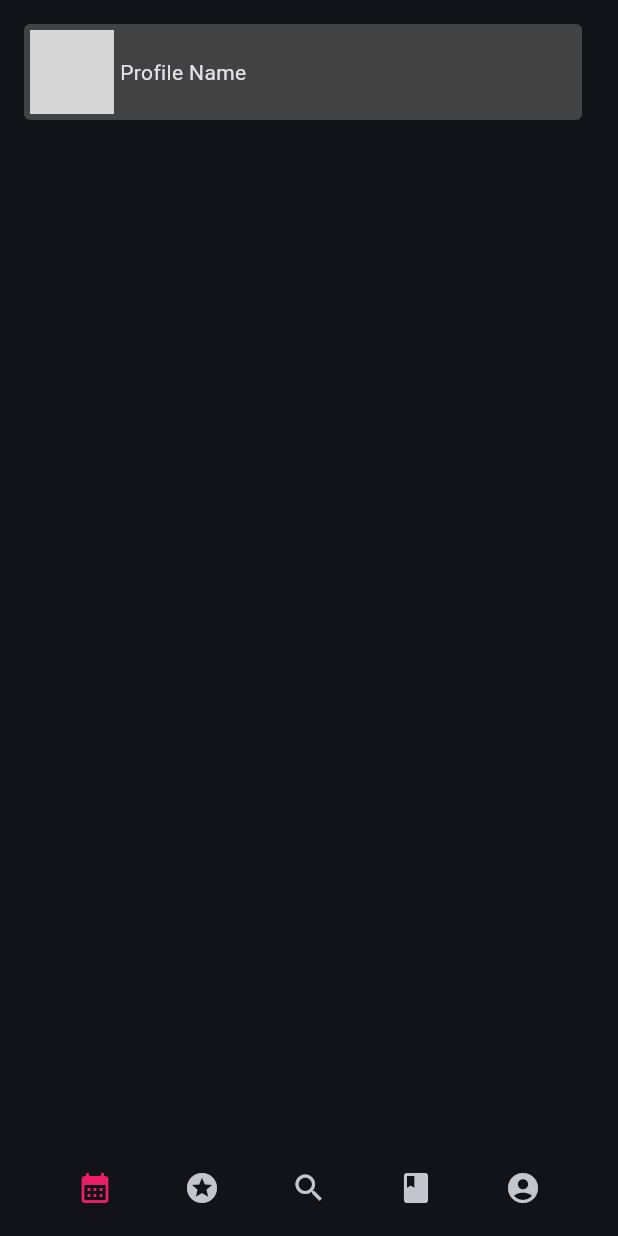
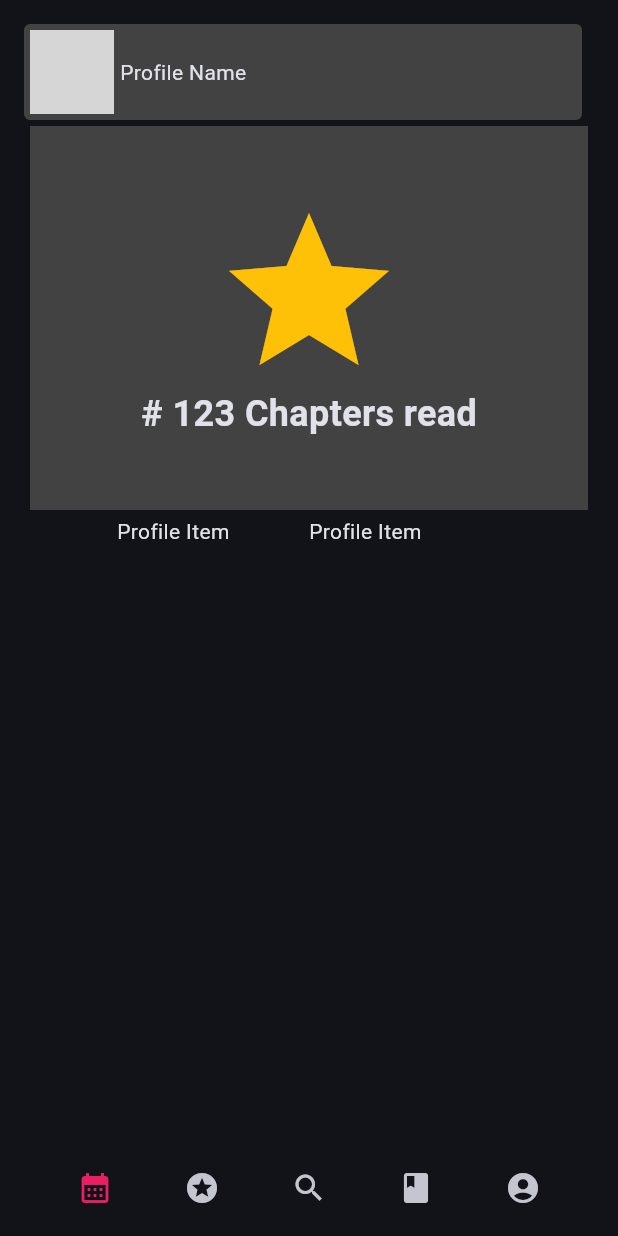
Before and after one commit to Caresle-Archive/manga_minus, a Flutter app: the screen it shows after launch, item 2 of the bottom bar chosen, on a phone screen of 412 x 824 dp. Run offline on Flutter 3.47's test engine with Material 2 defaults, Android fonts, the light colour scheme and no system bars; network calls fail; grey boxes are pictures that could not be loaded.

Commit message:
Start with the grid of stats in profile

```diff
--- a/lib/main.dart
+++ b/lib/main.dart
@@ -1,7 +1,6 @@
 import 'package:flutter/material.dart';
 import 'package:manga_minus/config/theme/app_theme.dart';
 import 'package:manga_minus/screens/screen_home.dart';
-import 'package:manga_minus/widgets/navigation/navigation_menu.dart';
 
 void main() => runApp(const MyApp());
 
--- a/lib/screens/screen_profile.dart
+++ b/lib/screens/screen_profile.dart
@@ -1,5 +1,7 @@
 import 'package:flutter/material.dart';
 import 'package:manga_minus/widgets/navigation/navigation_menu.dart';
+import 'package:manga_minus/widgets/profile/profile_grid.dart';
+import 'package:manga_minus/widgets/profile/profile_options.dart';
 import 'package:manga_minus/widgets/profile/profile_title.dart';
 
 class ScreenProfile extends StatelessWidget {
@@ -9,10 +11,12 @@ class ScreenProfile extends StatelessWidget {
   Widget build(BuildContext context) {
     return const Scaffold(
       bottomNavigationBar: NavigationMenu(),
-      body: SafeArea(
-        child: Padding(
-          padding: EdgeInsets.all(16.0),
-          child: _ScreenContent(),
+      body: SingleChildScrollView(
+        child: SafeArea(
+          child: Padding(
+            padding: EdgeInsets.all(16.0),
+            child: _ScreenContent(),
+          ),
         ),
       ),
     );
@@ -26,11 +30,9 @@ class _ScreenContent extends StatelessWidget {
   Widget build(BuildContext context) {
     return const Column(
       children: [
-        Row(
-          children: [
-            ProfileTitle()
-          ],
-        )
+        ProfileTitle(),
+        ProfileOptions(),
+        ProfileGrid()
       ],
     );
   }
--- a/lib/widgets/navigation/navigation_item.dart
+++ b/lib/widgets/navigation/navigation_item.dart
@@ -11,7 +11,7 @@ class NavigationItem extends StatelessWidget {
     this.selected = false
   });
 
-  void Function()? goToProfile(context) {
+  void goToProfile(context) {
     Navigator.of(context).push(
       MaterialPageRoute(builder: (context) => const ScreenProfile(),)
     );
--- /dev/null
+++ b/lib/widgets/profile/profile_grid.dart
@@ -0,0 +1,21 @@
+import 'package:flutter/material.dart';
+import 'package:manga_minus/widgets/profile/profile_item.dart';
+
+class ProfileGrid extends StatelessWidget {
+  const ProfileGrid({super.key});
+
+  @override
+  Widget build(BuildContext context) {
+    return SizedBox(
+      width: 256,
+      height: 256,
+      child: GridView.count(
+        crossAxisCount: 2,
+        children: const <Widget>[
+          ProfileItem(),
+          ProfileItem(),
+        ],
+      ),
+    );
+  }
+}
--- /dev/null
+++ b/lib/widgets/profile/profile_item.dart
@@ -0,0 +1,10 @@
+import 'package:flutter/material.dart';
+
+class ProfileItem extends StatelessWidget {
+  const ProfileItem({super.key});
+
+  @override
+  Widget build(BuildContext context) {
+    return const Text('Profile Item');
+  }
+}
--- /dev/null
+++ b/lib/widgets/profile/profile_options.dart
@@ -0,0 +1,53 @@
+import 'package:flutter/material.dart';
+
+class ProfileOptions extends StatelessWidget {
+  const ProfileOptions({super.key});
+
+  TextStyle textStyle() {
+    return const TextStyle(
+      fontSize: 24,
+      fontWeight: FontWeight.bold
+    );
+  }
+
+  @override
+  Widget build(BuildContext context) {
+    final Size screen = MediaQuery.of(context).size;
+
+    return Padding(
+      padding: const EdgeInsets.all(4.0),
+      child: Stack(
+        alignment: Alignment.center,
+        children: [
+          _BackgroundCard(screen: screen),
+          Column(
+            children: [
+              const Icon(Icons.star, size: 128, color: Colors.amber),
+              Text('# 123 Chapters read', style: textStyle()
+              )
+            ],
+          )
+        ],
+      ),
+    );
+  }
+}
+
+class _BackgroundCard extends StatelessWidget {
+  const _BackgroundCard({
+    required this.screen,
+  });
+
+  final Size screen;
+
+  @override
+  Widget build(BuildContext context) {
+    return Container(
+      width: screen.width,
+      height: 256,
+      decoration: BoxDecoration(
+        color: Colors.grey.shade800
+      ),
+    );
+  }
+}
```
